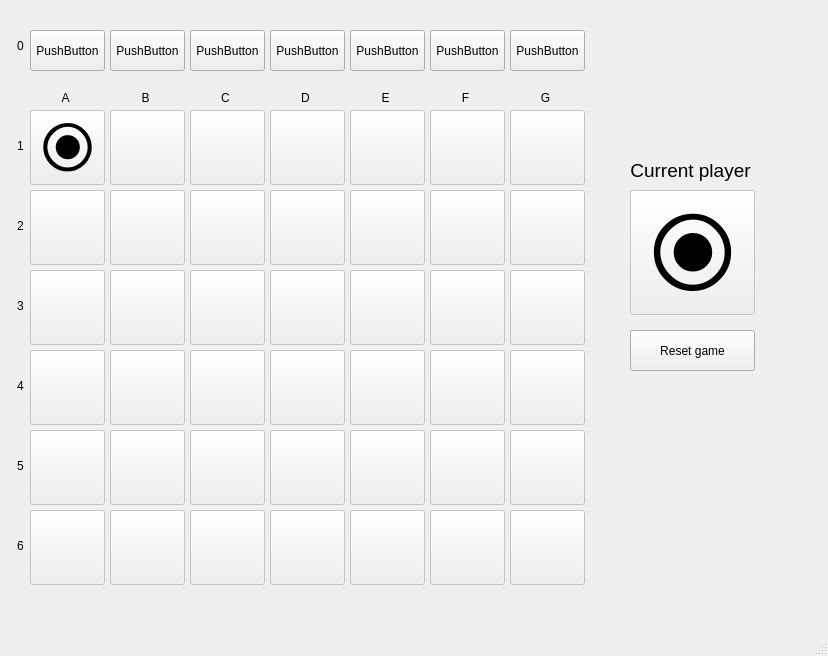
Above: mainwindow.ui from Tihjs137/4inarow before the change. Below: the same form after it.
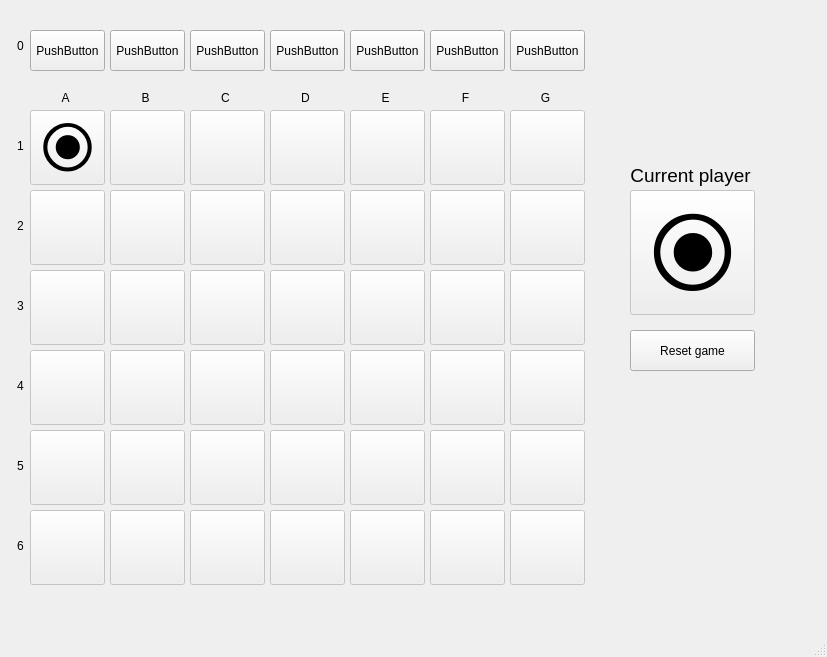
That is the form after the change.

Diff of the .ui file:
```diff
--- a/mainwindow.ui
+++ b/mainwindow.ui
@@ -6,8 +6,8 @@
    <rect>
     <x>0</x>
     <y>0</y>
-    <width>828</width>
-    <height>656</height>
+    <width>827</width>
+    <height>657</height>
    </rect>
   </property>
   <property name="windowTitle">
@@ -3014,9 +3014,9 @@
    <widget class="QLabel" name="label_15">
     <property name="geometry">
      <rect>
-      <x>630</x>
-      <y>155</y>
-      <width>121</width>
+      <x>610</x>
+      <y>160</y>
+      <width>161</width>
       <height>31</height>
      </rect>
     </property>
```
Left out of the diff: 2 changed lines with no effect on the pictures.
